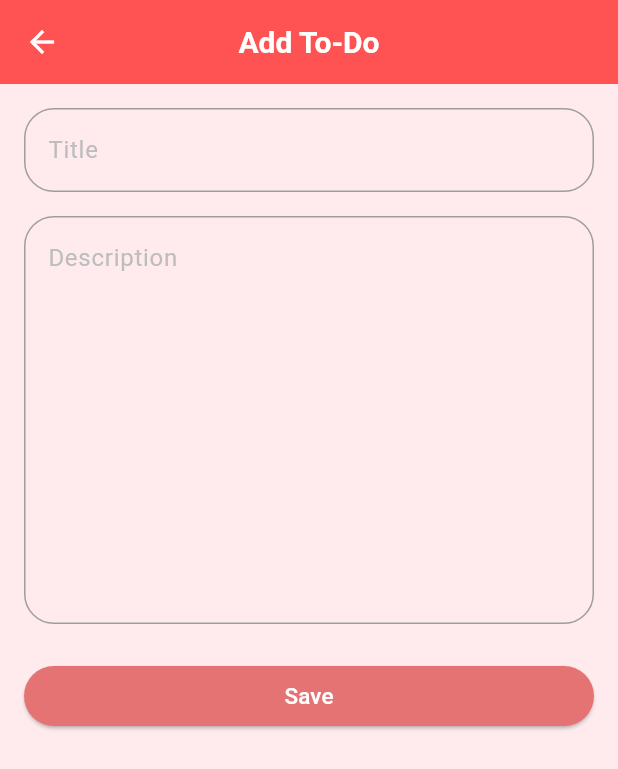
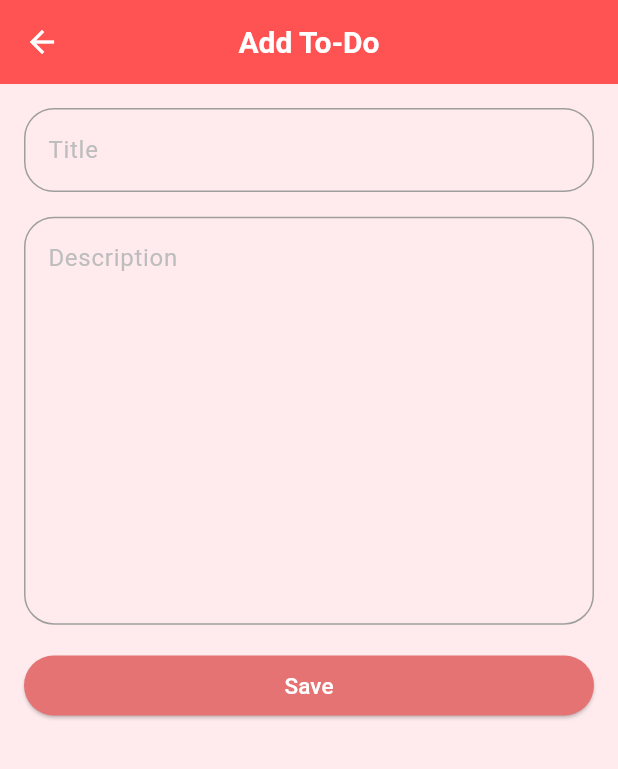
Before and after one commit to NamkuGavin/todo_apps, a Flutter app: the AddPage screen opened directly, on a phone screen of 412 x 824 dp. Shown: the top 769 px of the screen. Run offline on Flutter 3.47's test engine with Material 3 defaults, Android fonts, the phone set to English and light mode, and no system bars; our stand-ins replace flutter_svg, sqflite; accounts and stored records are empty.

```diff
--- a/lib/page/add_page.dart
+++ b/lib/page/add_page.dart
@@ -48,10 +48,10 @@ class _AddPageState extends State<AddPage> {
             children: [
               CustomWidget.textField(
                   context, 'Title', titleControl, TextInputAction.next, 1),
-              const SizedBox(height: 16.0),
+              CustomWidget.space(context, 0.02, 0),
               CustomWidget.textField(context, 'Description', descControl,
                   TextInputAction.done, 10),
-              const SizedBox(height: 24.0),
+              CustomWidget.space(context, 0.02, 0),
               ElevatedButton(
                 style: ButtonStyle(
                   backgroundColor:
--- a/lib/page/edit_page.dart
+++ b/lib/page/edit_page.dart
@@ -63,14 +63,14 @@ class _EditPageState extends State<EditPage> {
                             titleController..text = todoData.title,
                             TextInputAction.next,
                             1),
-                        const SizedBox(height: 16.0),
+                        CustomWidget.space(context, 0.02, 0),
                         CustomWidget.textField(
                             context,
                             'Description',
                             descController..text = todoData.desc,
                             TextInputAction.done,
                             10),
-                        const SizedBox(height: 24.0),
+                        CustomWidget.space(context, 0.02, 0),
                         ElevatedButton(
                           style: ButtonStyle(
                             backgroundColor:
```
Also changed, not shown: lib/shared/todoItem.dart (+5 -3 lines).
